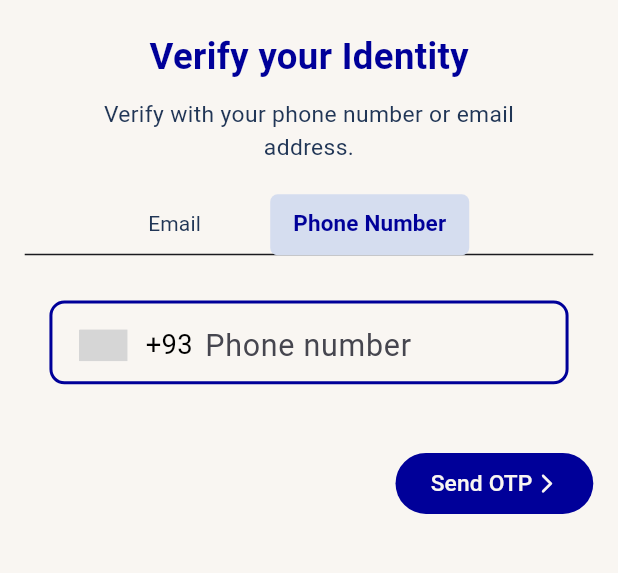
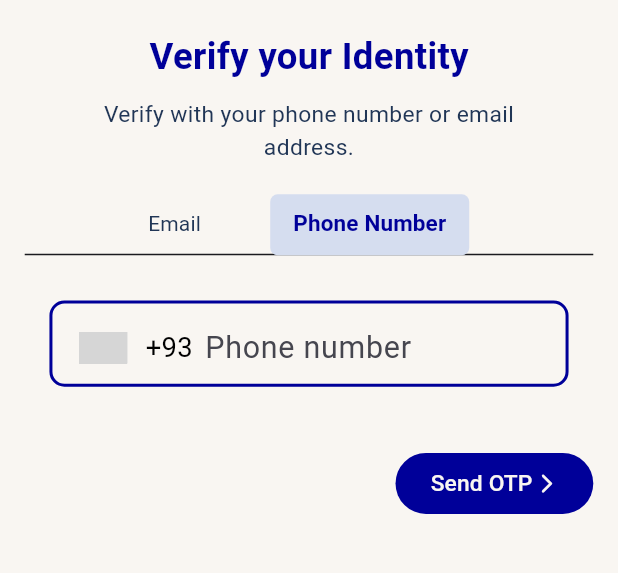
Before and after one commit to grassrootseconomics/my_sarafu, a Flutter app: the VerifyIdentity screen opened directly, tab 2 chosen, on a phone screen of 412 x 824 dp, the part 502-1075 px from its top. Run offline on Flutter 3.47's test engine with Material 2 defaults, Android fonts, the light colour scheme and no system bars; drawn by our look-alikes of dynamic_color, intl_phone_number_input; our stand-ins replace flutter_screenutil, google_fonts, pin_code_text_field; grey boxes are pictures that could not be loaded.

Commit message:
upgraded sdk

```diff
--- a/lib/screens/authentication/verification.dart
+++ b/lib/screens/authentication/verification.dart
@@ -134,7 +134,7 @@ class PhoneVerify extends StatelessWidget {
         crossAxisAlignment: CrossAxisAlignment.stretch,
         children: [
           Container(
-            height: 55.h,
+            height: (56.6).h,
             decoration: BoxDecoration(
               borderRadius: BorderRadius.circular(10),
               border: Border.all(color: customcolor1, width: 2),
```
Also changed, not shown: 1 other file.
